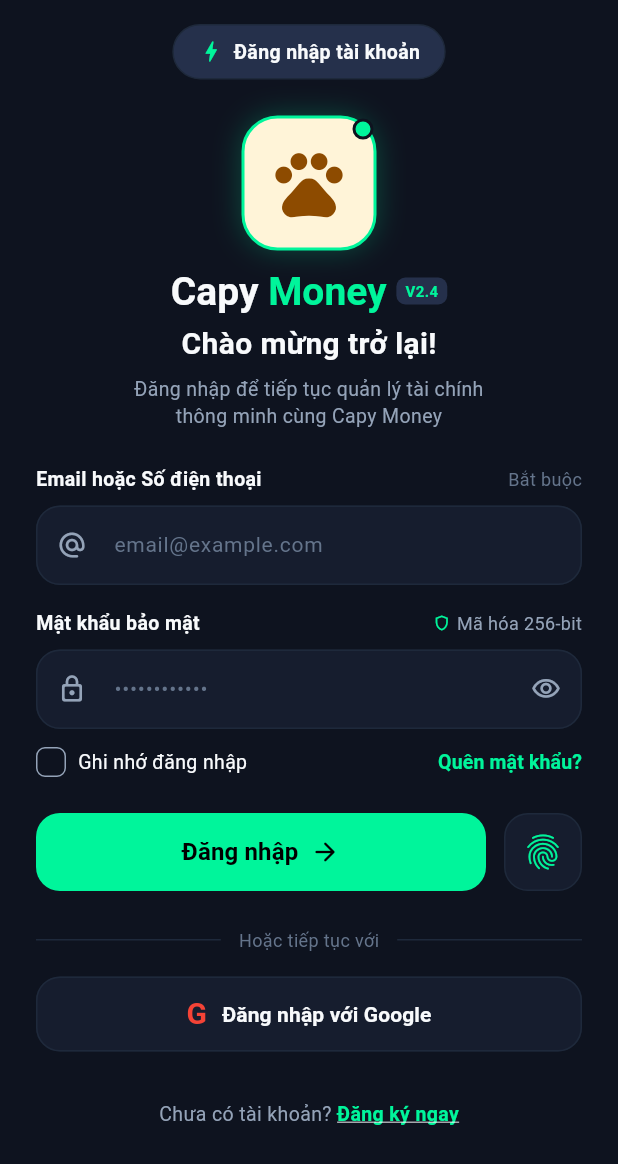
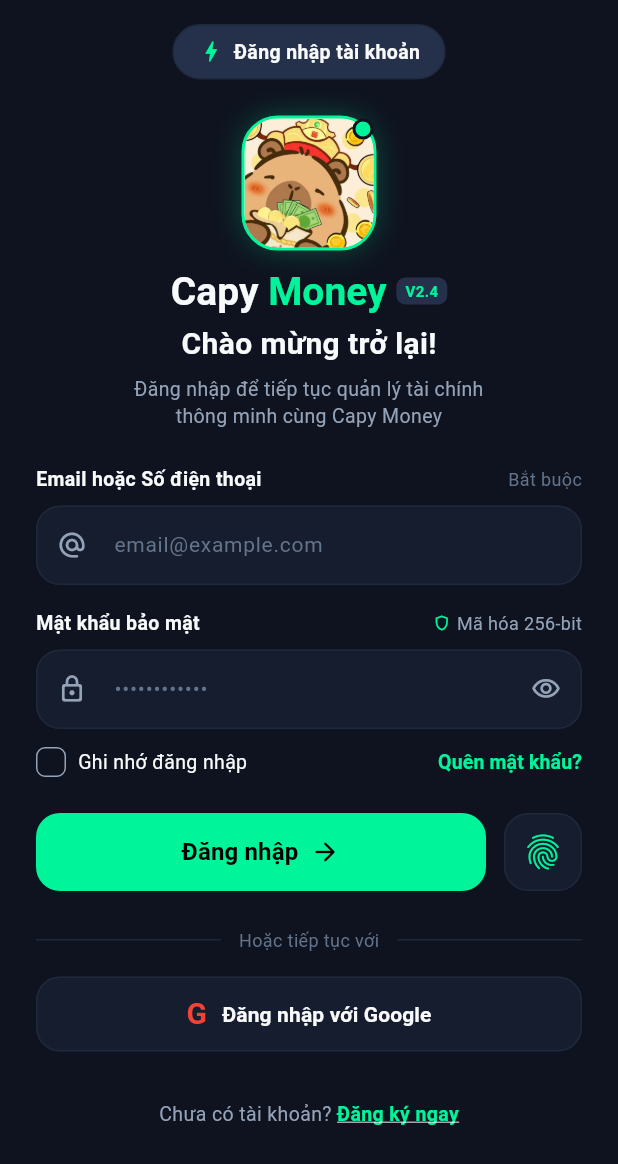
Before and after one commit to NguyenThanhLongDeveloper/CapyMoney, a Flutter app: the screen it shows after launch, after a tap on "Ghi nhớ đăng nhập", on a phone screen of 412 x 824 dp. Shown: the top 1164 px of the screen. Run offline on Flutter 3.47's test engine with Material 3 defaults, Android fonts, the phone set to English and light mode, and no system bars; our stand-ins replace supabase_flutter; accounts and stored records are empty; Roboto replaces fonts that are missing (PlusJakartaSans).

Commit message:
feat(logo): Bổ sung logo Capybara Thần Tài và cập nhật hiển thị ở Màn hình chờ & Đăng nhập
- Khởi tạo hằng số đường dẫn HinhAnh.logoCapy trong Design Tokens
- Cấu hình khai báo assets trong pubspec.yaml
- Cập nhật Màn hình chờ (Splash) và Màn hình Đăng nhập tự động nạp logo Capybara

```diff
--- /dev/null
+++ b/lib/giao_dien/chuan_thiet_ke/hinh_anh.dart
@@ -0,0 +1,7 @@
+/// Quản lý hằng số đường dẫn hình ảnh dùng chung trong ứng dụng CapyMoney
+class HinhAnh {
+  HinhAnh._();
+
+  /// Logo chính Capybara Thần Tài
+  static const String logoCapy = 'assets/hinh_anh/logo_capy.png';
+}
--- a/lib/man_hinh/cho/man_hinh_cho.dart
+++ b/lib/man_hinh/cho/man_hinh_cho.dart
@@ -5,6 +5,7 @@
 import '../../giao_dien/chuan_thiet_ke/khoang_cach.dart';
 import '../../giao_dien/chuan_thiet_ke/kieu_chu.dart';
 import '../../giao_dien/chuan_thiet_ke/bieu_tuong.dart';
+import '../../giao_dien/chuan_thiet_ke/hinh_anh.dart';
 import '../../dich_vu/dich_vu_supabase.dart';
 import '../xac_thuc/man_hinh_dang_nhap.dart';
 import '../dieu_huong/man_hinh_chinh_tab.dart';
@@ -161,8 +162,14 @@
                   ),
                   child: ClipRRect(
                     borderRadius: BorderRadius.circular(26),
-                    child: Container(
-                      color: const Color(0xFFFFF4D8), // Nen vang nhat capy
+                    child: Image.asset(
+                      HinhAnh.logoCapy,
+                      width: 132,
+                      height: 132,
+                      fit: BoxFit.cover,
+                      errorBuilder: (context, error, stackTrace) {
+                        return Container(
+                          color: const Color(0xFFFFF4D8),
                           child: Stack(
                             alignment: Alignment.center,
                             children: [
@@ -191,6 +198,8 @@
                               ),
                             ],
                           ),
+                        );
+                      },
                     ),
                   ),
                 ),
--- a/lib/man_hinh/xac_thuc/man_hinh_dang_nhap.dart
+++ b/lib/man_hinh/xac_thuc/man_hinh_dang_nhap.dart
@@ -3,6 +3,7 @@
 import '../../giao_dien/chuan_thiet_ke/bo_goc.dart';
 import '../../giao_dien/chuan_thiet_ke/khoang_cach.dart';
 import '../../giao_dien/chuan_thiet_ke/bieu_tuong.dart';
+import '../../giao_dien/chuan_thiet_ke/hinh_anh.dart';
 import '../../dich_vu/dich_vu_supabase.dart';
 import 'man_hinh_dang_ky.dart';
 import 'man_hinh_quen_mat_khau.dart';
@@ -131,11 +132,22 @@
                         ),
                       ],
                     ),
-                    child: const Center(
-                      child: Icon(
-                        BieuTuong.capybaraThantai,
-                        size: 54,
-                        color: Color(0xFF8D4B00),
+                    child: ClipRRect(
+                      borderRadius: BorderRadius.circular(22),
+                      child: Image.asset(
+                        HinhAnh.logoCapy,
+                        width: 86,
+                        height: 86,
+                        fit: BoxFit.cover,
+                        errorBuilder: (context, error, stackTrace) {
+                          return const Center(
+                            child: Icon(
+                              BieuTuong.capybaraThantai,
+                              size: 54,
+                              color: Color(0xFF8D4B00),
+                            ),
+                          );
+                        },
                       ),
                     ),
                   ),
--- a/pubspec.yaml
+++ b/pubspec.yaml
@@ -60,10 +60,8 @@
   # the material Icons class.
   uses-material-design: true
 
-  # To add assets to your application, add an assets section, like this:
-  # assets:
-  #   - images/a_dot_burr.jpeg
-  #   - images/a_dot_ham.jpeg
+  assets:
+    - assets/hinh_anh/
 
   # An image asset can refer to one or more resolution-specific "variants", see
   # https://flutter.dev/to/resolution-aware-images
```
Also changed, not shown: assets/hinh_anh/logo_capy.png (added). Lines whose indentation alone changed are shown as unchanged.
